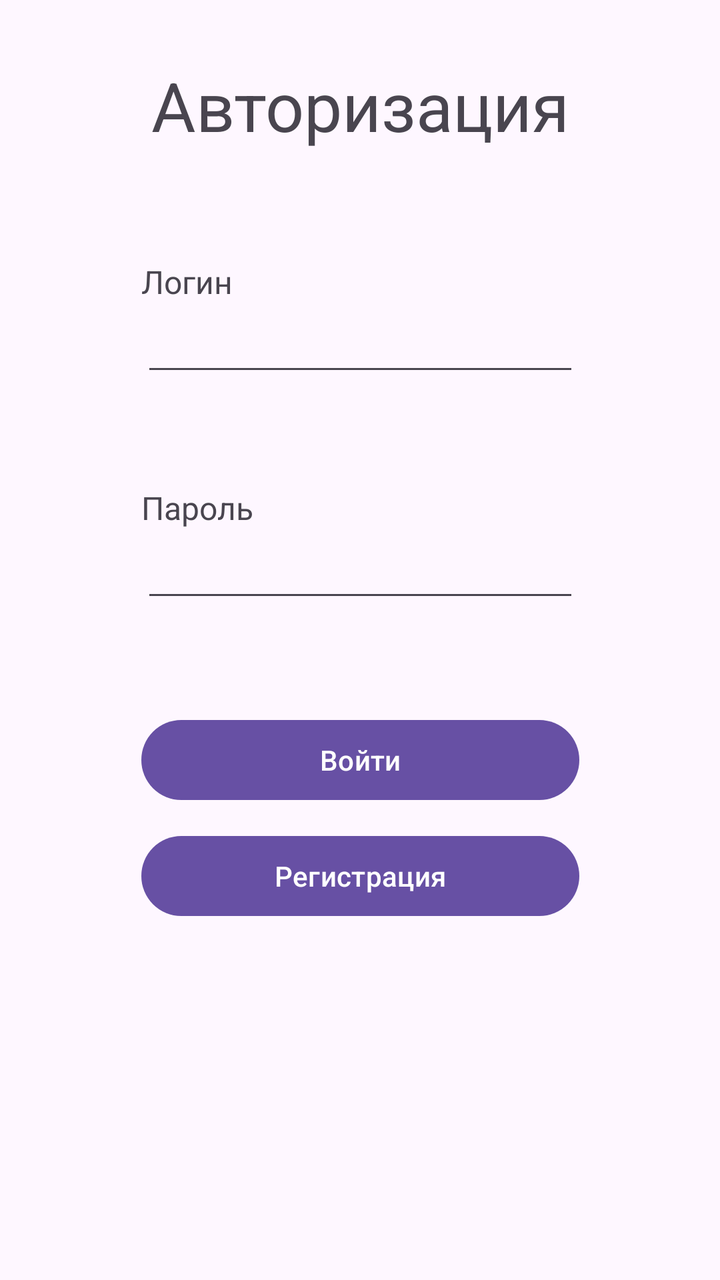
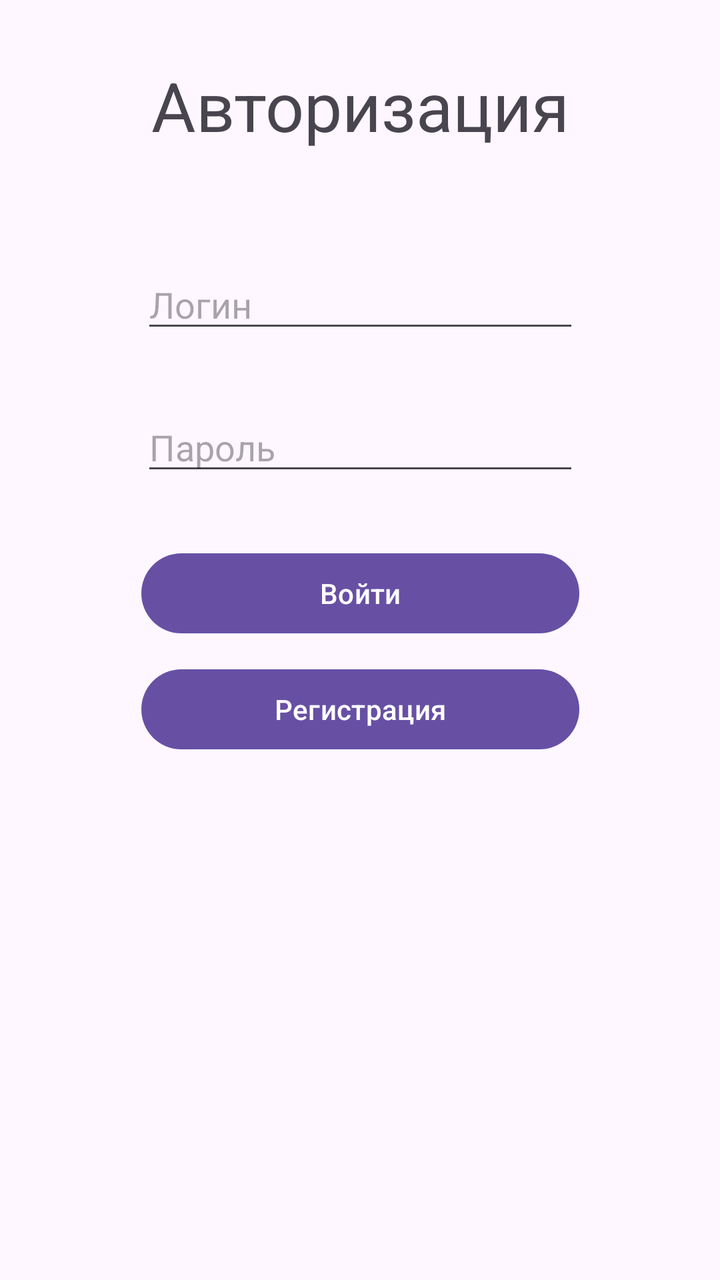

Before-and-after screenshots of an Android layout around one commit, followed by the original layout XML and the change that was made.
<!-- AndroidManifest.xml: application theme Theme.Project1 -->
<!-- res/layout/activity_main.xml -->
<?xml version="1.0" encoding="utf-8"?>
<androidx.constraintlayout.widget.ConstraintLayout xmlns:android="http://schemas.android.com/apk/res/android"
    xmlns:app="http://schemas.android.com/apk/res-auto"
    xmlns:tools="http://schemas.android.com/tools"
    android:id="@+id/main"
    android:layout_width="match_parent"
    android:layout_height="match_parent"
    tools:context=".MainActivity">

    <TextView
        android:id="@+id/textView2"
        android:layout_width="219dp"
        android:layout_height="50dp"
        android:layout_marginStart="48dp"
        android:layout_marginTop="30dp"
        android:layout_marginEnd="48dp"
        android:text="Авторизация"
        android:textAlignment="center"
        android:textSize="34sp"
        app:layout_constraintEnd_toEndOf="parent"
        app:layout_constraintStart_toStartOf="parent"
        app:layout_constraintTop_toTopOf="parent" />

    <TextView
        android:id="@+id/textView"
        android:layout_width="219dp"
        android:layout_height="wrap_content"
        android:layout_marginStart="48dp"
        android:layout_marginTop="50dp"
        android:layout_marginEnd="48dp"
        android:text="Логин"
        android:textSize="16sp"
        app:layout_constraintEnd_toEndOf="parent"
        app:layout_constraintStart_toStartOf="parent"
        app:layout_constraintTop_toBottomOf="@+id/textView2" />

    <EditText
        android:id="@+id/editTextText"
        android:layout_width="219dp"
        android:layout_height="wrap_content"
        android:layout_marginStart="48dp"
        android:layout_marginEnd="48dp"
        android:ems="10"
        android:inputType="text"
        app:layout_constraintEnd_toEndOf="parent"
        app:layout_constraintStart_toStartOf="parent"
        app:layout_constraintTop_toBottomOf="@+id/textView" />

    <TextView
        android:id="@+id/textView3"
        android:layout_width="219dp"
        android:layout_height="wrap_content"
        android:layout_marginStart="48dp"
        android:layout_marginTop="50dp"
        android:layout_marginEnd="48dp"
        android:text="Пароль"
        android:textSize="16sp"
        app:layout_constraintEnd_toEndOf="parent"
        app:layout_constraintStart_toStartOf="parent"
        app:layout_constraintTop_toBottomOf="@+id/editTextText" />

    <EditText
        android:id="@+id/editTextTextPassword"
        android:layout_width="219dp"
        android:layout_height="wrap_content"
        android:layout_marginStart="48dp"
        android:layout_marginEnd="48dp"
        android:ems="10"
        android:inputType="textPassword"
        app:layout_constraintEnd_toEndOf="parent"
        app:layout_constraintStart_toStartOf="parent"
        app:layout_constraintTop_toBottomOf="@+id/textView3" />

    <Button
        android:id="@+id/button_login"
        android:layout_width="219dp"
        android:layout_height="wrap_content"
        android:layout_marginStart="48dp"
        android:layout_marginTop="50dp"
        android:layout_marginEnd="48dp"
        android:onClick="Login_Click"
        android:text="Войти"
        app:layout_constraintEnd_toEndOf="parent"
        app:layout_constraintStart_toStartOf="parent"
        app:layout_constraintTop_toBottomOf="@+id/editTextTextPassword" />

    <Button
        android:id="@+id/button_register"
        android:layout_width="219dp"
        android:layout_height="wrap_content"
        android:layout_marginStart="48dp"
        android:layout_marginTop="10dp"
        android:layout_marginEnd="48dp"
        android:onClick="Register_Click"
        android:text="Регистрация"
        app:layout_constraintEnd_toEndOf="parent"
        app:layout_constraintStart_toStartOf="parent"
        app:layout_constraintTop_toBottomOf="@+id/button_login" />

</androidx.constraintlayout.widget.ConstraintLayout>
<!-- resources referenced by this layout -->
<resources>
  <style name="Theme.Project1" parent="Base.Theme.Project1" />
  <style name="Base.Theme.Project1" parent="Theme.Material3.DayNight.NoActionBar">
          
          
      </style>
</resources>

<!-- the commit's change to res/layout/activity_main.xml (unified diff, before → after) -->
@@ -11,9 +11,7 @@
         android:id="@+id/textView2"
         android:layout_width="219dp"
         android:layout_height="50dp"
-        android:layout_marginStart="48dp"
         android:layout_marginTop="30dp"
-        android:layout_marginEnd="48dp"
         android:text="Авторизация"
         android:textAlignment="center"
         android:textSize="34sp"
@@ -21,63 +19,35 @@
         app:layout_constraintStart_toStartOf="parent"
         app:layout_constraintTop_toTopOf="parent" />
 
-    <TextView
-        android:id="@+id/textView"
+    <EditText
+        android:id="@+id/editTextText"
         android:layout_width="219dp"
         android:layout_height="wrap_content"
-        android:layout_marginStart="48dp"
         android:layout_marginTop="50dp"
-        android:layout_marginEnd="48dp"
-        android:text="Логин"
-        android:textSize="16sp"
+        android:ems="10"
+        android:hint="Логин"
+        android:inputType="text"
         app:layout_constraintEnd_toEndOf="parent"
         app:layout_constraintStart_toStartOf="parent"
         app:layout_constraintTop_toBottomOf="@+id/textView2" />
 
     <EditText
-        android:id="@+id/editTextText"
+        android:id="@+id/editTextTextPassword"
         android:layout_width="219dp"
         android:layout_height="wrap_content"
-        android:layout_marginStart="48dp"
-        android:layout_marginEnd="48dp"
+        android:layout_marginTop="30dp"
         android:ems="10"
-        android:inputType="text"
-        app:layout_constraintEnd_toEndOf="parent"
-        app:layout_constraintStart_toStartOf="parent"
-        app:layout_constraintTop_toBottomOf="@+id/textView" />
-
-    <TextView
-        android:id="@+id/textView3"
-        android:layout_width="219dp"
-        android:layout_height="wrap_content"
-        android:layout_marginStart="48dp"
-        android:layout_marginTop="50dp"
-        android:layout_marginEnd="48dp"
-        android:text="Пароль"
-        android:textSize="16sp"
+        android:hint="Пароль"
+        android:inputType="textPassword"
         app:layout_constraintEnd_toEndOf="parent"
         app:layout_constraintStart_toStartOf="parent"
         app:layout_constraintTop_toBottomOf="@+id/editTextText" />
-
-    <EditText
-        android:id="@+id/editTextTextPassword"
-        android:layout_width="219dp"
-        android:layout_height="wrap_content"
-        android:layout_marginStart="48dp"
-        android:layout_marginEnd="48dp"
-        android:ems="10"
-        android:inputType="textPassword"
-        app:layout_constraintEnd_toEndOf="parent"
-        app:layout_constraintStart_toStartOf="parent"
-        app:layout_constraintTop_toBottomOf="@+id/textView3" />
 
     <Button
         android:id="@+id/button_login"
         android:layout_width="219dp"
         android:layout_height="wrap_content"
-        android:layout_marginStart="48dp"
-        android:layout_marginTop="50dp"
-        android:layout_marginEnd="48dp"
+        android:layout_marginTop="30dp"
         android:onClick="Login_Click"
         android:text="Войти"
         app:layout_constraintEnd_toEndOf="parent"
@@ -88,9 +58,7 @@
         android:id="@+id/button_register"
         android:layout_width="219dp"
         android:layout_height="wrap_content"
-        android:layout_marginStart="48dp"
         android:layout_marginTop="10dp"
-        android:layout_marginEnd="48dp"
         android:onClick="Register_Click"
         android:text="Регистрация"
         app:layout_constraintEnd_toEndOf="parent"
